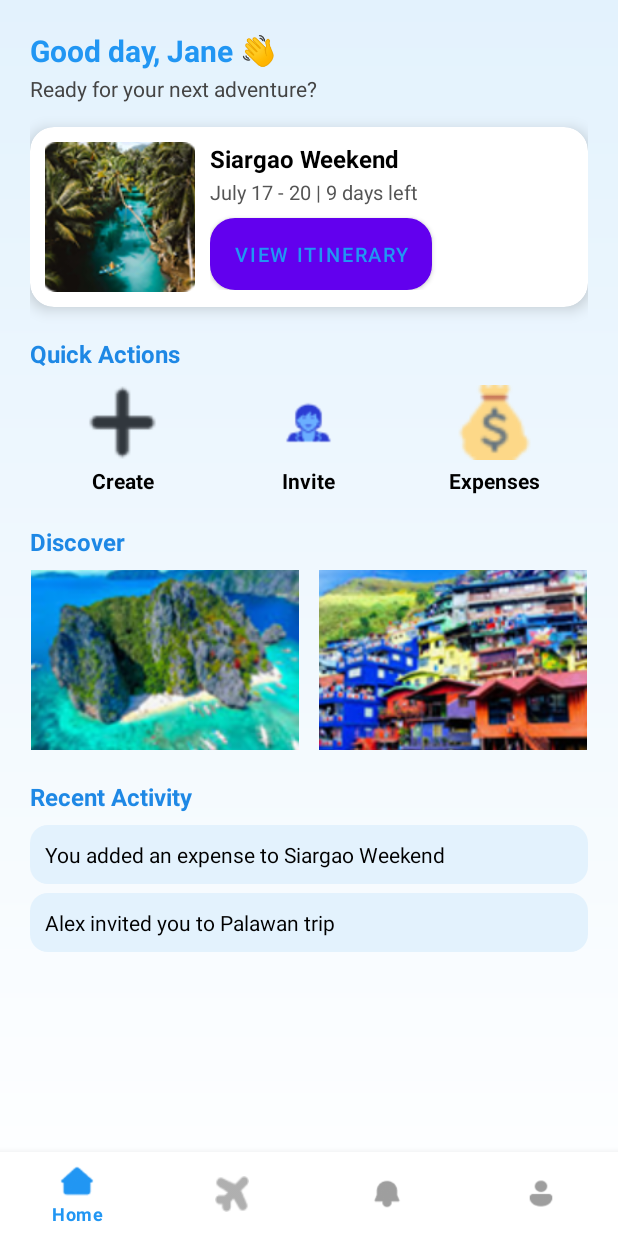
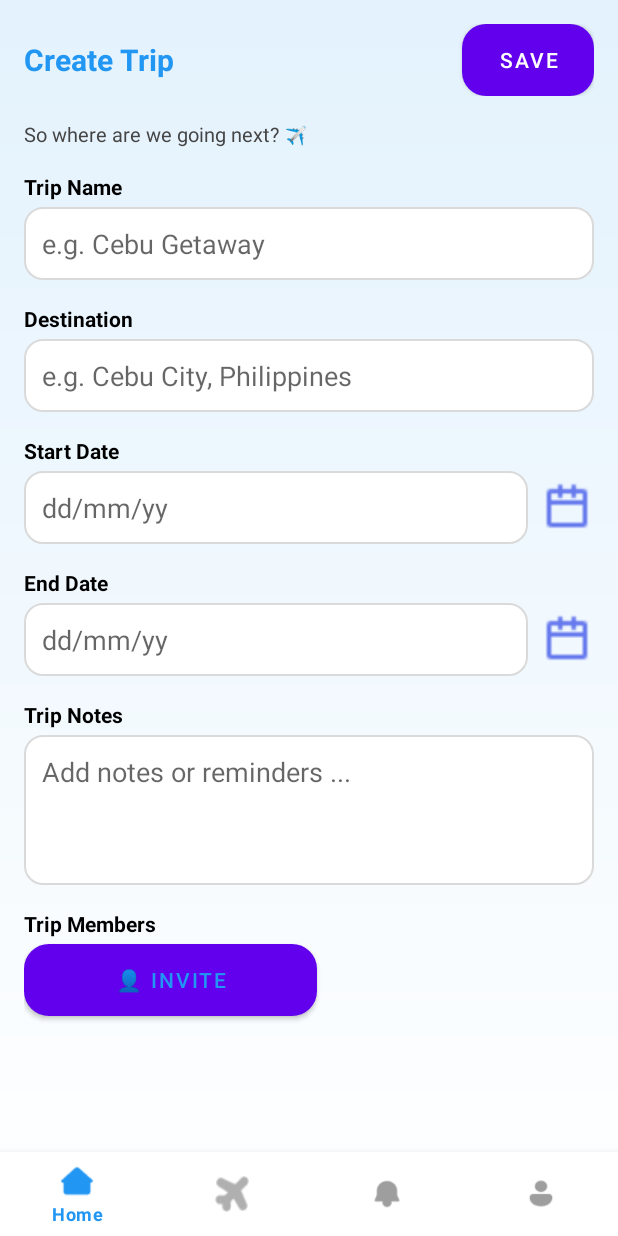
Before and after one commit to giliannerose/TripMate, an Android app built with Jetpack Compose: the DashboardActivity screen opened directly, with no data from a screen before it, after a tap on "Create", on a phone screen of 412 x 824 dp. Run offline under Robolectric (Android 15) with nearby library versions, the phone set to English and light mode, and no system bars.

Commit message:
create trip page created

```diff
--- a/app/src/main/AndroidManifest.xml
+++ b/app/src/main/AndroidManifest.xml
@@ -20,6 +20,7 @@
         <activity android:name=".ForgotPasswordActivity" />
         <activity android:name=".TripDetailsActivity" />
         <activity android:name=".ItineraryActivity" />
+        <activity android:name=".CreateTripActivity" />
 
         <activity
             android:name=".WelcomeActivity"
--- /dev/null
+++ b/app/src/main/java/com/example/tripmate/CreateTripActivity.kt
@@ -0,0 +1,68 @@
+package com.example.tripmate
+
+import android.app.DatePickerDialog
+import android.os.Bundle
+import android.widget.*
+import androidx.appcompat.app.AppCompatActivity
+import com.google.android.material.bottomnavigation.BottomNavigationView
+import java.util.*
+
+class CreateTripActivity : AppCompatActivity() {
+    override fun onCreate(savedInstanceState: Bundle?) {
+        super.onCreate(savedInstanceState)
+        setContentView(R.layout.activity_create_trip)
+
+        val etStartDate = findViewById<EditText>(R.id.etStartDate)
+        val etEndDate = findViewById<EditText>(R.id.etEndDate)
+        val btnStartDate = findViewById<ImageView>(R.id.btnStartDate)
+        val btnEndDate = findViewById<ImageView>(R.id.btnEndDate)
+        val btnSaveTrip = findViewById<Button>(R.id.btnSaveTrip)
+        val btnInviteMembers = findViewById<Button>(R.id.btnInviteMembers)
+        val bottomNav = findViewById<BottomNavigationView>(R.id.bottomNav)
+
+        // Date pickers
+        btnStartDate.setOnClickListener {
+            showDatePicker(etStartDate)
+        }
+
+        btnEndDate.setOnClickListener {
+            showDatePicker(etEndDate)
+        }
+
+        // Save button
+        btnSaveTrip.setOnClickListener {
+            Toast.makeText(this, "Trip saved successfully!", Toast.LENGTH_SHORT).show()
+        }
+
+        // Invite members button
+        btnInviteMembers.setOnClickListener {
+            Toast.makeText(this, "Invite members clicked!", Toast.LENGTH_SHORT).show()
+        }
+
+        // Bottom nav
+        bottomNav.setOnItemSelectedListener { item ->
+            when (item.itemId) {
+                R.id.nav_home -> Toast.makeText(this, "Home", Toast.LENGTH_SHORT).show()
+                R.id.nav_create -> Toast.makeText(this, "Create Trip", Toast.LENGTH_SHORT).show()
+                R.id.nav_notifications -> Toast.makeText(this, "Notifications", Toast.LENGTH_SHORT).show()
+                R.id.nav_profile -> Toast.makeText(this, "Profile", Toast.LENGTH_SHORT).show()
+            }
+            true
+        }
+    }
+
+    private fun showDatePicker(targetEditText: EditText) {
+        val calendar = Calendar.getInstance()
+        val datePicker = DatePickerDialog(
+            this,
+            { _, year, month, dayOfMonth ->
+                val selectedDate = "${dayOfMonth}/${month + 1}/$year"
+                targetEditText.setText(selectedDate)
+            },
+            calendar.get(Calendar.YEAR),
+            calendar.get(Calendar.MONTH),
+            calendar.get(Calendar.DAY_OF_MONTH)
+        )
+        datePicker.show()
+    }
+}
--- a/app/src/main/java/com/example/tripmate/DashboardActivity.kt
+++ b/app/src/main/java/com/example/tripmate/DashboardActivity.kt
@@ -38,7 +38,8 @@ class DashboardActivity : AppCompatActivity() {
 
         // Quick Actions (temporary Toasts for now)
         actionCreate.setOnClickListener {
-            Toast.makeText(this, "Create new trip clicked!", Toast.LENGTH_SHORT).show()
+            val intent = Intent(this, CreateTripActivity::class.java)
+            startActivity(intent)
         }
 
         actionInvite.setOnClickListener {
--- /dev/null
+++ b/app/src/main/res/layout/activity_create_trip.xml
@@ -0,0 +1,217 @@
+<?xml version="1.0" encoding="utf-8"?>
+<androidx.constraintlayout.widget.ConstraintLayout
+    xmlns:android="http://schemas.android.com/apk/res/android"
+    xmlns:app="http://schemas.android.com/apk/res-auto"
+    xmlns:tools="http://schemas.android.com/tools"
+    android:layout_width="match_parent"
+    android:layout_height="match_parent"
+    android:background="@drawable/bg_gradient"
+    tools:context=".CreateTripActivity">
+
+    <!-- Header -->
+    <LinearLayout
+        android:id="@+id/headerSection"
+        android:layout_width="match_parent"
+        android:layout_height="wrap_content"
+        android:orientation="horizontal"
+        android:padding="16dp"
+        android:gravity="center_vertical"
+        app:layout_constraintTop_toTopOf="parent">
+
+        <TextView
+            android:layout_width="0dp"
+            android:layout_height="wrap_content"
+            android:layout_weight="1"
+            android:text="Create Trip"
+            android:textColor="#2196F3"
+            android:textStyle="bold"
+            android:textSize="20sp"/>
+
+        <Button
+            android:id="@+id/btnSaveTrip"
+            android:layout_width="wrap_content"
+            android:layout_height="wrap_content"
+            android:text="Save"
+            android:textColor="#FFFFFF"
+            android:background="@drawable/rounded_button_primary"
+            android:paddingHorizontal="16dp"/>
+    </LinearLayout>
+
+    <!-- Subtitle -->
+    <TextView
+        android:id="@+id/tvSubtitle"
+        android:layout_width="wrap_content"
+        android:layout_height="wrap_content"
+        android:text="So where are we going next? ✈️"
+        android:textColor="#444444"
+        android:textSize="13sp"
+        app:layout_constraintTop_toBottomOf="@id/headerSection"
+        app:layout_constraintStart_toStartOf="parent"
+        android:layout_marginStart="16dp"
+        android:layout_marginBottom="4dp"/>
+
+    <!-- Scrollable Content -->
+    <ScrollView
+        android:layout_width="match_parent"
+        android:layout_height="0dp"
+        app:layout_constraintTop_toBottomOf="@id/tvSubtitle"
+        app:layout_constraintBottom_toTopOf="@id/bottomNav"
+        android:padding="16dp">
+
+        <LinearLayout
+            android:layout_width="match_parent"
+            android:layout_height="wrap_content"
+            android:orientation="vertical">
+
+            <!-- Trip Name -->
+            <TextView
+                android:layout_width="wrap_content"
+                android:layout_height="wrap_content"
+                android:text="Trip Name"
+                android:textStyle="bold"
+                android:textColor="#000000"
+                android:layout_marginBottom="4dp"/>
+            <EditText
+                android:id="@+id/etTripName"
+                android:layout_width="match_parent"
+                android:layout_height="wrap_content"
+                android:hint="e.g. Cebu Getaway"
+                android:background="@drawable/edittext_bg"
+                android:padding="12dp"
+                android:layout_marginBottom="16dp"/>
+
+            <!-- Destination -->
+            <TextView
+                android:layout_width="wrap_content"
+                android:layout_height="wrap_content"
+                android:text="Destination"
+                android:textStyle="bold"
+                android:textColor="#000000"
+                android:layout_marginBottom="4dp"/>
+            <EditText
+                android:id="@+id/etDestination"
+                android:layout_width="match_parent"
+                android:layout_height="wrap_content"
+                android:hint="e.g. Cebu City, Philippines"
+                android:background="@drawable/edittext_bg"
+                android:padding="12dp"
+                android:layout_marginBottom="16dp"/>
+
+            <!-- Start Date -->
+            <TextView
+                android:layout_width="wrap_content"
+                android:layout_height="wrap_content"
+                android:text="Start Date"
+                android:textStyle="bold"
+                android:textColor="#000000"
+                android:layout_marginBottom="4dp"/>
+            <LinearLayout
+                android:layout_width="match_parent"
+                android:layout_height="wrap_content"
+                android:orientation="horizontal"
+                android:gravity="center_vertical"
+                android:layout_marginBottom="16dp">
+
+                <EditText
+                    android:id="@+id/etStartDate"
+                    android:layout_width="0dp"
+                    android:layout_height="wrap_content"
+                    android:layout_weight="1"
+                    android:hint="dd/mm/yy"
+                    android:background="@drawable/edittext_bg"
+                    android:padding="12dp"
+                    android:focusable="false"/>
+
+                <ImageView
+                    android:id="@+id/btnStartDate"
+                    android:layout_width="36dp"
+                    android:layout_height="36dp"
+                    android:src="@drawable/ic_calendar"
+                    android:layout_marginStart="8dp"/>
+            </LinearLayout>
+
+            <!-- End Date -->
+            <TextView
+                android:layout_width="wrap_content"
+                android:layout_height="wrap_content"
+                android:text="End Date"
+                android:textStyle="bold"
+                android:textColor="#000000"
+                android:layout_marginBottom="4dp"/>
+            <LinearLayout
+                android:layout_width="match_parent"
+                android:layout_height="wrap_content"
+                android:orientation="horizontal"
+                android:gravity="center_vertical"
+                android:layout_marginBottom="16dp">
+
+                <EditText
+                    android:id="@+id/etEndDate"
+                    android:layout_width="0dp"
+                    android:layout_height="wrap_content"
+                    android:layout_weight="1"
+                    android:hint="dd/mm/yy"
+                    android:background="@drawable/edittext_bg"
+                    android:padding="12dp"
+                    android:focusable="false"/>
+
+                <ImageView
+                    android:id="@+id/btnEndDate"
+                    android:layout_width="36dp"
+                    android:layout_height="36dp"
+                    android:src="@drawable/ic_calendar"
+                    android:layout_marginStart="8dp"/>
+            </LinearLayout>
+
+            <!-- Trip Notes -->
+            <TextView
+                android:layout_width="wrap_content"
+                android:layout_height="wrap_content"
+                android:text="Trip Notes"
+                android:textStyle="bold"
+                android:textColor="#000000"
+                android:layout_marginBottom="4dp"/>
+            <EditText
+                android:id="@+id/etNotes"
+                android:layout_width="match_parent"
+                android:layout_height="100dp"
+                android:hint="Add notes or reminders ..."
+                android:background="@drawable/edittext_bg"
+                android:padding="12dp"
+                android:gravity="top"
+                android:layout_marginBottom="16dp"/>
+
+            <!-- Trip Members -->
+            <TextView
+                android:layout_width="wrap_content"
+                android:layout_height="wrap_content"
+                android:text="Trip Members"
+                android:textStyle="bold"
+                android:textColor="#000000"
+                android:layout_marginBottom="4dp"/>
+
+            <Button
+                android:id="@+id/btnInviteMembers"
+                android:layout_width="195dp"
+                android:layout_height="wrap_content"
+                android:layout_marginBottom="16dp"
+                android:background="@drawable/rounded_button_secondary"
+                android:text="👤 Invite"
+                android:textColor="#2196F3" />
+        </LinearLayout>
+    </ScrollView>
+
+    <!-- Bottom Navigation -->
+    <com.google.android.material.bottomnavigation.BottomNavigationView
+        android:id="@+id/bottomNav"
+        android:layout_width="0dp"
+        android:layout_height="wrap_content"
+        android:background="#FFFFFF"
+        app:itemIconTint="@color/nav_item_selector"
+        app:itemTextColor="@color/nav_item_selector"
+        app:menu="@menu/bottom_nav_menu"
+        app:layout_constraintBottom_toBottomOf="parent"
+        app:layout_constraintStart_toStartOf="parent"
+        app:layout_constraintEnd_toEndOf="parent"/>
+
+</androidx.constraintlayout.widget.ConstraintLayout>
```
Also changed, not shown: app/src/main/res/drawable/ic_calendar.png (added).
